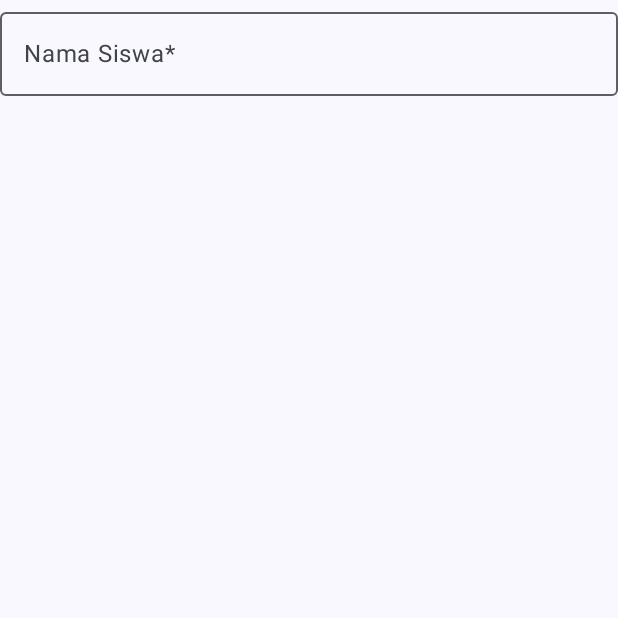
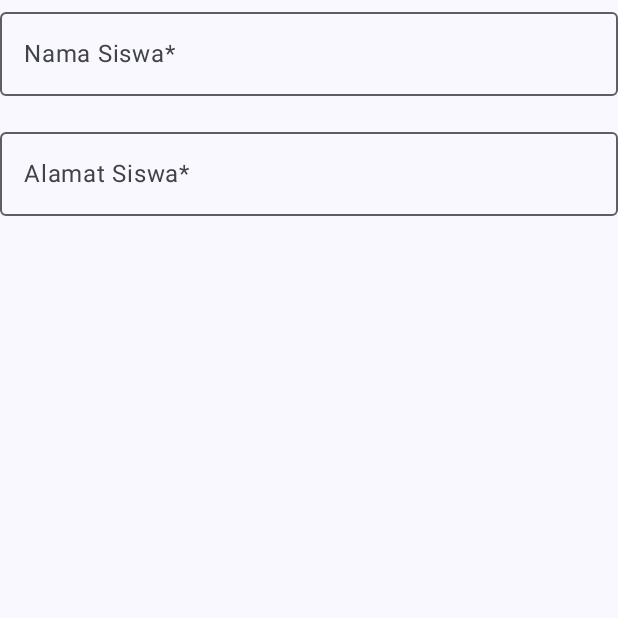
Before and after one commit to Alifnurrachman25/20210140029_RoomDatabase, an Android app built with Jetpack Compose: the composable FormInputSiswa shown on its own in the app's theme, on a phone screen of 412 x 824 dp, the top half of it. Run offline under Robolectric (Android 15) with nearby library versions, the phone set to English and light mode, and no system bars.

Commit message:
menambahkan outlinedtextfield alamat

```diff
--- a/app/src/main/java/com/example/roomsiswa/ui/HalamanEntry.kt
+++ b/app/src/main/java/com/example/roomsiswa/ui/HalamanEntry.kt
@@ -102,5 +102,12 @@ fun FormInputSiswa(
             enabled = enabled,
             singleLine = true
         )
+        OutlinedTextField(value = detailSiswa.alamat,
+            onValueChange = {onValueChange(detailSiswa.copy(alamat = it))},
+            label = { Text(stringResource(id = R.string.alamat))},
+            modifier = Modifier.fillMaxWidth(),
+            enabled = enabled,
+            singleLine = true
+        )
     }
 }
```
